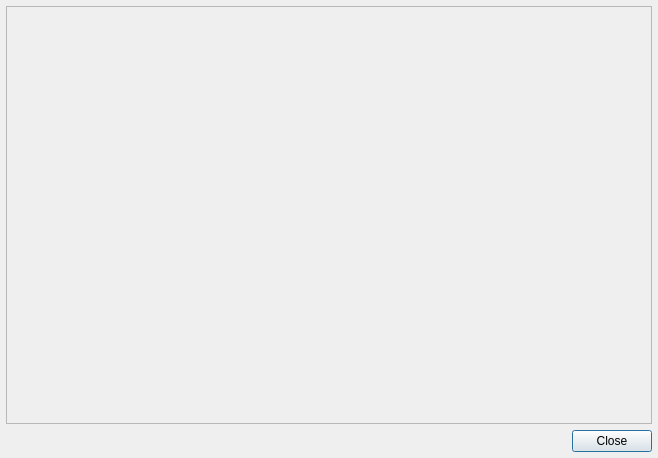
Qt form Tools/ResourceEditor/DataQt/BaseAddEntityDialog.ui (xaoctech/dava.engine) before a commit.
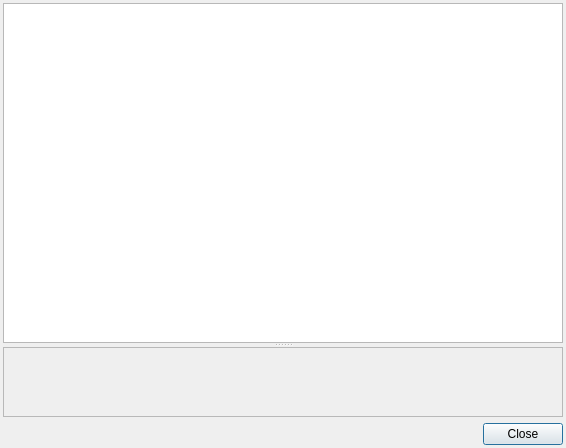
The same form after that commit. Custom widgets are drawn as their Qt base class.

Commit message: [DF-185] BaseAddEntityDialog refactor

```diff
--- a/Tools/ResourceEditor/DataQt/BaseAddEntityDialog.ui
+++ b/Tools/ResourceEditor/DataQt/BaseAddEntityDialog.ui
@@ -9,8 +9,8 @@
    <rect>
     <x>0</x>
     <y>0</y>
-    <width>658</width>
-    <height>458</height>
+    <width>566</width>
+    <height>448</height>
    </rect>
   </property>
   <property name="sizePolicy">
@@ -40,23 +40,16 @@
   <property name="modal">
    <bool>false</bool>
   </property>
-  <layout class="QGridLayout" name="gridLayout">
-   <property name="margin">
-    <number>6</number>
-   </property>
-   <item row="0" column="0">
     <layout class="QVBoxLayout" name="verticalLayout">
-     <property name="spacing">
-      <number>6</number>
+   <property name="margin">
+    <number>3</number>
      </property>
      <item>
-      <layout class="QVBoxLayout" name="verticalLayout_4">
-       <property name="bottomMargin">
-        <number>0</number>
-       </property>
-      </layout>
-     </item>
-     <item>
+    <widget class="QSplitter" name="splitter">
+     <property name="orientation">
+      <enum>Qt::Vertical</enum>
+     </property>
+     <widget class="QtPropertyEditor" name="propertyEditor"/>
       <widget class="QScrollArea" name="scrollArea">
        <property name="enabled">
         <bool>true</bool>
@@ -70,6 +63,9 @@
        <property name="widgetResizable">
         <bool>true</bool>
        </property>
+      <property name="alignment">
+       <set>Qt::AlignLeading|Qt::AlignLeft|Qt::AlignTop</set>
+      </property>
        <widget class="QWidget" name="scrollAreaWidgetContents_2">
         <property name="enabled">
          <bool>true</bool>
@@ -78,16 +74,10 @@
          <rect>
           <x>0</x>
           <y>0</y>
-          <width>642</width>
-          <height>396</height>
-         </rect>
-        </property>
-        <property name="sizePolicy">
-         <sizepolicy hsizetype="Preferred" vsizetype="Minimum">
-          <horstretch>0</horstretch>
-          <verstretch>0</verstretch>
-         </sizepolicy>
-        </property>
+         <width>558</width>
+         <height>69</height>
+        </rect>
+       </property>
         <property name="maximumSize">
          <size>
           <width>16777215</width>
@@ -95,9 +85,12 @@
          </size>
         </property>
         <layout class="QVBoxLayout" name="verticalLayout_2">
-         <property name="margin">
+        <property name="spacing">
           <number>0</number>
          </property>
+        <property name="margin">
+         <number>3</number>
+        </property>
          <item>
           <layout class="QGridLayout" name="userContentLayout">
            <property name="sizeConstraint">
@@ -107,11 +100,28 @@
             <number>5</number>
            </property>
            <property name="rightMargin">
-            <number>5</number>
-           </property>
-          </layout>
-         </item>
-        </layout>
+           <number>0</number>
+          </property>
+          <property name="spacing">
+           <number>2</number>
+          </property>
+         </layout>
+        </item>
+        <item>
+         <spacer name="verticalSpacer">
+          <property name="orientation">
+           <enum>Qt::Vertical</enum>
+          </property>
+          <property name="sizeHint" stdset="0">
+           <size>
+            <width>1</width>
+            <height>1</height>
+           </size>
+          </property>
+         </spacer>
+        </item>
+       </layout>
+      </widget>
        </widget>
       </widget>
      </item>
@@ -133,9 +143,14 @@
       </layout>
      </item>
     </layout>
-   </item>
-  </layout>
  </widget>
+ <customwidgets>
+  <customwidget>
+   <class>QtPropertyEditor</class>
+   <extends>QTreeView</extends>
+   <header>Tools/QtPropertyEditor/QtPropertyEditor.h</header>
+  </customwidget>
+ </customwidgets>
  <resources/>
  <connections>
   <connection>
```
Left out of the diff: 2 changed lines with no effect on the pictures. Lines whose indentation alone changed are shown as unchanged. The commit also changes 2 other files.
